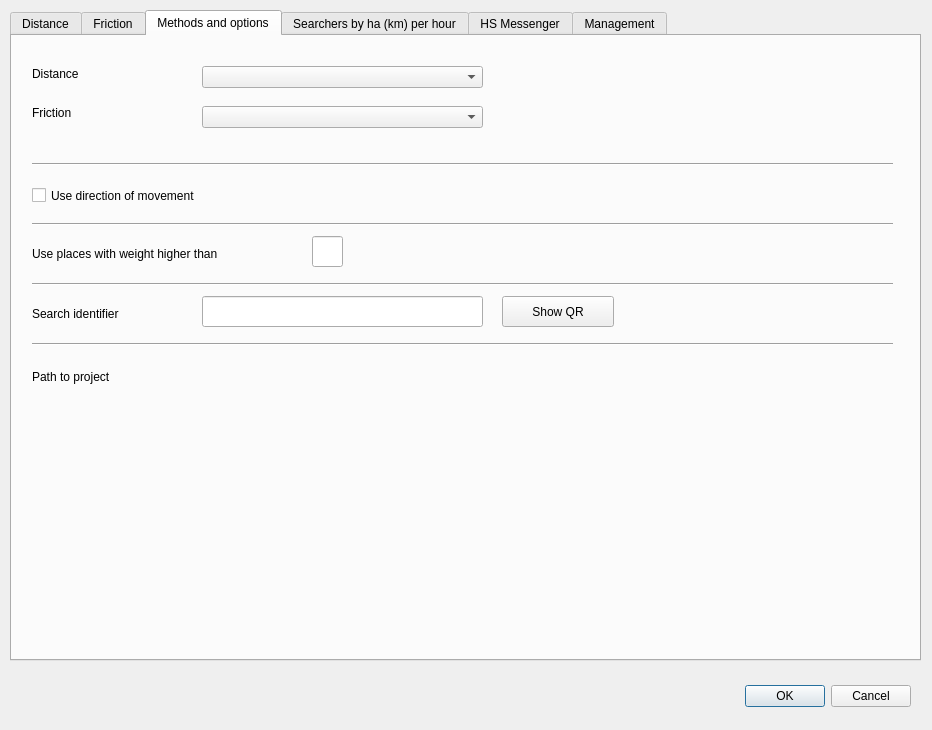
Old version of the form ui/settings.ui in the repository ruz76/qgis_patrac_3.
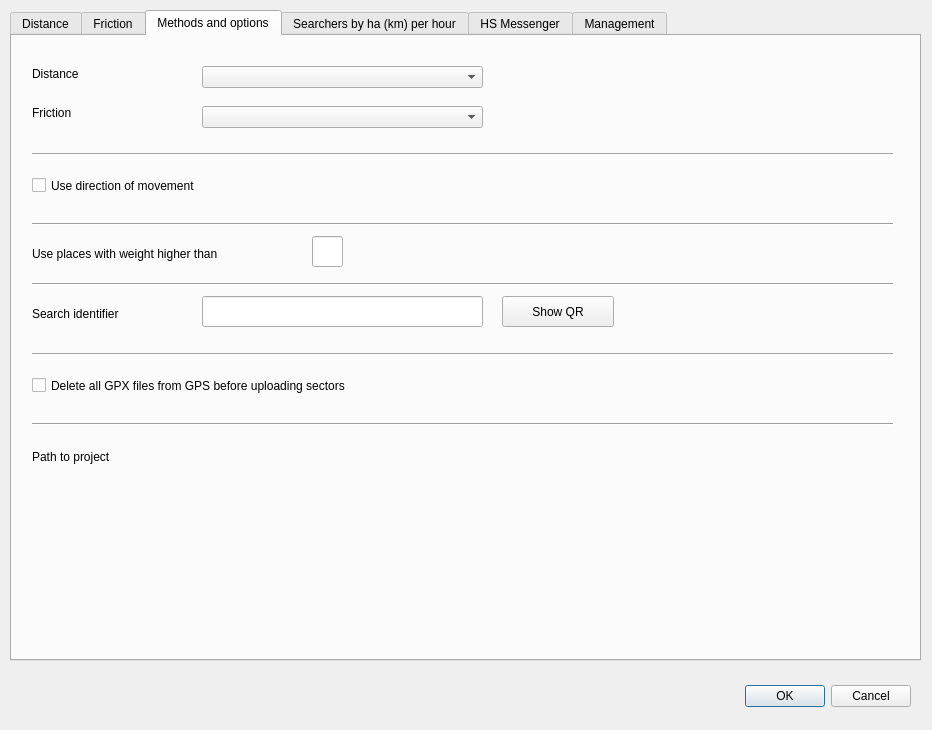
New version of the form. The open tabs and pages were chosen to show the change.

```diff
--- a/ui/settings.ui
+++ b/ui/settings.ui
@@ -422,7 +422,7 @@
      <property name="geometry">
       <rect>
        <x>20</x>
-       <y>120</y>
+       <y>110</y>
        <width>861</width>
        <height>16</height>
       </rect>
@@ -507,7 +507,7 @@
      <property name="geometry">
       <rect>
        <x>20</x>
-       <y>150</y>
+       <y>140</y>
        <width>381</width>
        <height>19</height>
       </rect>
@@ -523,7 +523,7 @@
      <property name="geometry">
       <rect>
        <x>20</x>
-       <y>330</y>
+       <y>410</y>
        <width>851</width>
        <height>21</height>
       </rect>
@@ -536,7 +536,7 @@
      <property name="geometry">
       <rect>
        <x>20</x>
-       <y>300</y>
+       <y>380</y>
        <width>861</width>
        <height>16</height>
       </rect>
@@ -558,6 +558,35 @@
       <string>Show QR</string>
      </property>
     </widget>
+    <widget class="QCheckBox" name="checkBoxCleanGPS">
+     <property name="geometry">
+      <rect>
+       <x>20</x>
+       <y>340</y>
+       <width>851</width>
+       <height>19</height>
+      </rect>
+     </property>
+     <property name="text">
+      <string>Delete all GPX files from GPS before uploading sectors</string>
+     </property>
+     <property name="checked">
+      <bool>false</bool>
+     </property>
+    </widget>
+    <widget class="Line" name="line_5">
+     <property name="geometry">
+      <rect>
+       <x>20</x>
+       <y>310</y>
+       <width>861</width>
+       <height>16</height>
+      </rect>
+     </property>
+     <property name="orientation">
+      <enum>Qt::Horizontal</enum>
+     </property>
+    </widget>
    </widget>
    <widget class="QWidget" name="tab_UnitsTime">
     <attribute name="title">
```
Left out of the diff: 2 changed lines with no effect on the pictures.
